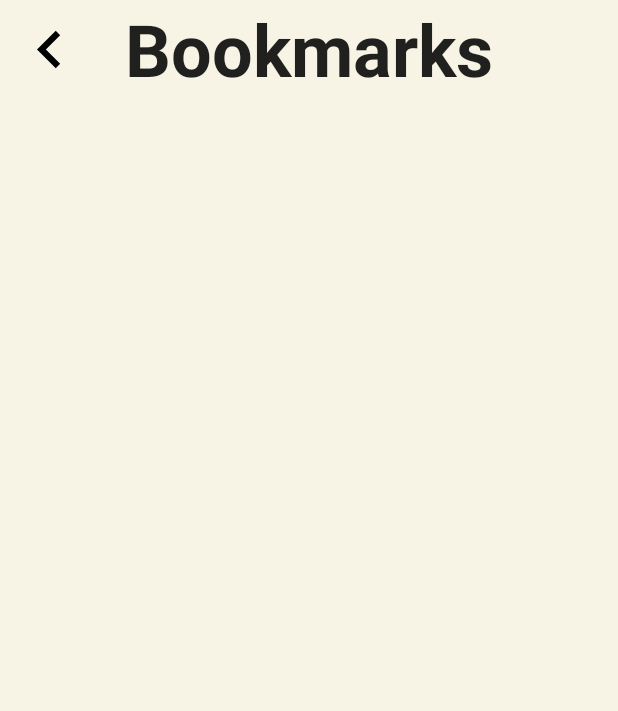
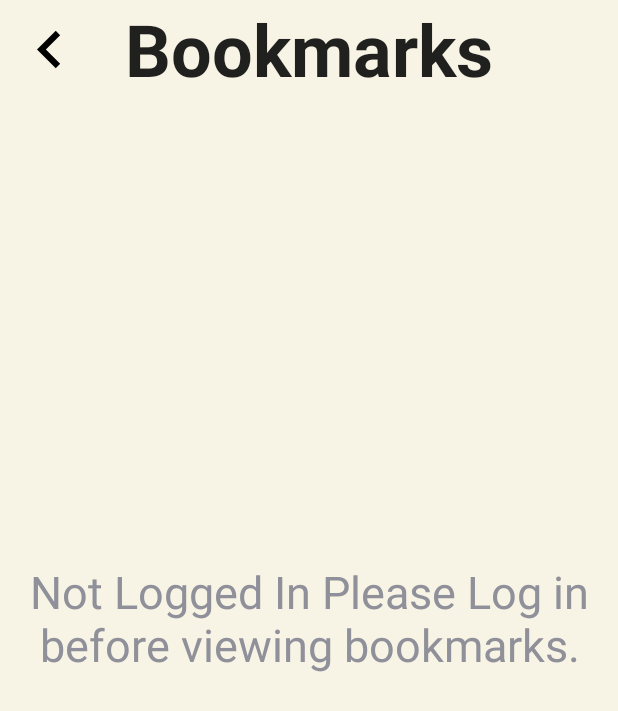
Before and after one commit to Doshy36/Team-19, an Android app: the BookmarksActivity screen opened directly, with no data from a screen before it, on a phone screen of 412 x 824 dp. Shown: the top 711 px of the screen. Run offline under Robolectric (Android 15) with nearby library versions, the phone set to English and light mode, and no system bars; our stand-ins replace Volley.

Commit message:
added check on bookmarks page if user is not logged in

```diff
--- a/Frontend/app/src/main/java/com/example/discovernorthumberland/BookmarksActivity.java
+++ b/Frontend/app/src/main/java/com/example/discovernorthumberland/BookmarksActivity.java
@@ -1,9 +1,14 @@
 package com.example.discovernorthumberland;
 
 import androidx.appcompat.app.AppCompatActivity;
+import androidx.constraintlayout.widget.ConstraintLayout;
+import androidx.constraintlayout.widget.ConstraintSet;
 
+import android.content.Context;
 import android.os.Bundle;
+import android.view.Gravity;
 import android.view.View;
+import android.widget.TextView;
 
 public class BookmarksActivity extends AppCompatActivity {
 
@@ -11,6 +16,38 @@ public class BookmarksActivity extends AppCompatActivity {
     protected void onCreate(Bundle savedInstanceState) {
         super.onCreate(savedInstanceState);
         setContentView(R.layout.activity_bookmarks);
+
+        if(MainActivity.getUserLoggedIn()){
+
+        }else{
+            ConstraintLayout parentConstraintLayout = findViewById(R.id.bookmarkParentConstraintLayout);
+            parentConstraintLayout.setId(View.generateViewId());
+
+            ConstraintLayout constraintLayout = findViewById(R.id.errorUserNotLoggedInConstraintLayout);
+
+            TextView notLoggedInErrorTextView = new TextView(getBaseContext());
+            String text = "Not Logged In Please Log in before viewing bookmarks.";
+            notLoggedInErrorTextView.setText(text);
+            notLoggedInErrorTextView.setTextSize(30);
+            notLoggedInErrorTextView.setGravity(Gravity.CENTER);
+            notLoggedInErrorTextView.setId(View.generateViewId());
+
+            constraintLayout.addView(notLoggedInErrorTextView);
+
+
+            ConstraintSet constraintSet = new ConstraintSet();
+            constraintSet.clone(constraintLayout);
+
+            constraintSet.connect(notLoggedInErrorTextView.getId(), ConstraintSet.TOP, constraintLayout.getId() ,ConstraintSet.TOP,0);
+            constraintSet.connect(notLoggedInErrorTextView.getId(),ConstraintSet.LEFT, constraintLayout.getId(),ConstraintSet.LEFT,0);
+            constraintSet.connect(notLoggedInErrorTextView.getId(),ConstraintSet.RIGHT, constraintLayout.getId(),ConstraintSet.RIGHT,0);
+            constraintSet.connect(notLoggedInErrorTextView.getId(),ConstraintSet.BOTTOM, constraintLayout.getId(),ConstraintSet.BOTTOM,0);
+
+            constraintSet.applyTo(constraintLayout);
+            parentConstraintLayout.removeView(constraintLayout);
+            parentConstraintLayout.addView(constraintLayout);
+
+        }
     }
 
 
--- a/Frontend/app/src/main/java/com/example/discovernorthumberland/TopicPageActivity.java
+++ b/Frontend/app/src/main/java/com/example/discovernorthumberland/TopicPageActivity.java
@@ -127,8 +127,12 @@ public class TopicPageActivity extends AppCompatActivity {
 
                                 locationTextView.setText(place.getLocationName());
                                 locationTextView.setId(View.generateViewId());
-                                if(place.getLocationName().length()>20){
+                                if(place.getLocationName().length()>30) {
+                                    locationTextView.setTextSize(26);
+                                }else if(place.getLocationName().length()>22){
                                     locationTextView.setTextSize(30);
+                                }else if(place.getLocationName().length()>15){
+                                    locationTextView.setTextSize(33);
                                 }else {
                                     locationTextView.setTextSize(36);
                                 }
--- a/Frontend/app/src/main/res/layout/activity_bookmarks.xml
+++ b/Frontend/app/src/main/res/layout/activity_bookmarks.xml
@@ -2,8 +2,20 @@
 <androidx.constraintlayout.widget.ConstraintLayout xmlns:android="http://schemas.android.com/apk/res/android"
     xmlns:app="http://schemas.android.com/apk/res-auto"
     xmlns:tools="http://schemas.android.com/tools"
+    android:id="@+id/bookmarkParentConstraintLayout"
     android:layout_width="match_parent"
     android:layout_height="match_parent">
+
+    <androidx.constraintlayout.widget.ConstraintLayout
+        android:id="@+id/errorUserNotLoggedInConstraintLayout"
+        android:layout_width="match_parent"
+        android:layout_height="match_parent"
+        app:layout_constraintBottom_toBottomOf="parent"
+        app:layout_constraintEnd_toEndOf="parent"
+        app:layout_constraintStart_toStartOf="parent"
+        app:layout_constraintTop_toTopOf="parent">
+
+    </androidx.constraintlayout.widget.ConstraintLayout>
 
     <ImageView
         android:id="@+id/backButton"
@@ -11,15 +23,15 @@
         android:layout_height="50dp"
         android:layout_marginStart="8dp"
         android:layout_marginTop="8dp"
+        android:background="?android:attr/selectableItemBackground"
         android:clickable="true"
         android:contentDescription="Back Button"
-        android:background="?android:attr/selectableItemBackground"
         android:elevation="1dp"
+        android:focusable="true"
         android:onClick="onBackButtonOnClick"
         app:layout_constraintStart_toStartOf="parent"
         app:layout_constraintTop_toTopOf="parent"
-        app:srcCompat="@drawable/ic_chevron_left_black_24dp"
-        android:focusable="true" />
+        app:srcCompat="@drawable/ic_chevron_left_black_24dp" />
 
     <LinearLayout
         android:layout_width="0dp"
@@ -51,7 +63,7 @@
                 android:layout_width="match_parent"
                 android:layout_height="wrap_content"
                 android:layout_margin="15dp"
-                android:orientation="vertical"/>
+                android:orientation="vertical" />
         </ScrollView>
 
     </LinearLayout>
--- a/Frontend/app/src/main/res/layout/activity_location_information.xml
+++ b/Frontend/app/src/main/res/layout/activity_location_information.xml
@@ -139,7 +139,6 @@
                     android:id="@+id/directionTextView"
                     android:layout_width="0dp"
                     android:layout_height="match_parent"
-                    android:layout_marginStart="5dp"
                     android:layout_marginEnd="5dp"
                     android:layout_weight="1"
                     android:background="?android:attr/selectableItemBackground"
@@ -198,7 +197,6 @@
                     android:layout_width="0dp"
                     android:layout_height="match_parent"
                     android:layout_marginStart="15dp"
-                    android:layout_marginEnd="15dp"
                     android:layout_weight="1"
                     android:background="?android:attr/selectableItemBackground"
                     android:drawableTop="@drawable/ic_record_voice_over_black_24dp"
```
Also changed, not shown: Frontend/app/src/main/java/com/example/discovernorthumberland/LoginActivity.java (+0 -14 lines).
